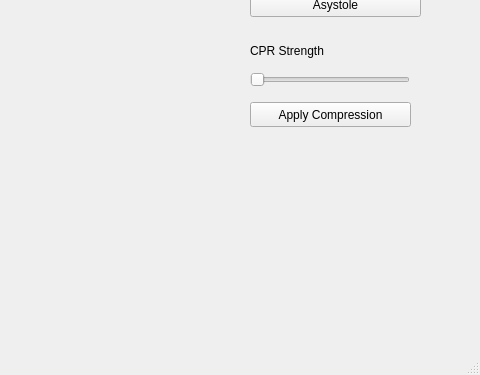
This is mainwindow.ui in DominicLau0/ZOLL-AED-Plus as Qt 5 draws it before an edit; both pictures show x 520 to 1000 and y 398 to 773 of the 1000 by 773 pixel window. The edited form follows.
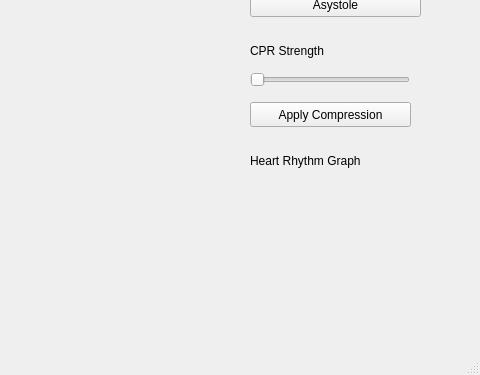
This is the edited form. Icons and pictures are not drawn.

Commit message: Added graphs and audio.

```diff
--- a/mainwindow.ui
+++ b/mainwindow.ui
@@ -586,6 +586,32 @@
      <string>Replace Battery</string>
     </property>
    </widget>
+   <widget class="QLabel" name="heart_rhythm_graph_label">
+    <property name="geometry">
+     <rect>
+      <x>770</x>
+      <y>550</y>
+      <width>161</width>
+      <height>17</height>
+     </rect>
+    </property>
+    <property name="text">
+     <string>Heart Rhythm Graph</string>
+    </property>
+   </widget>
+   <widget class="QLabel" name="heart_rhythm_graph">
+    <property name="geometry">
+     <rect>
+      <x>770</x>
+      <y>570</y>
+      <width>221</width>
+      <height>81</height>
+     </rect>
+    </property>
+    <property name="text">
+     <string/>
+    </property>
+   </widget>
   </widget>
   <widget class="QMenuBar" name="menubar">
    <property name="geometry">
```
The commit also changes 7 other files.
